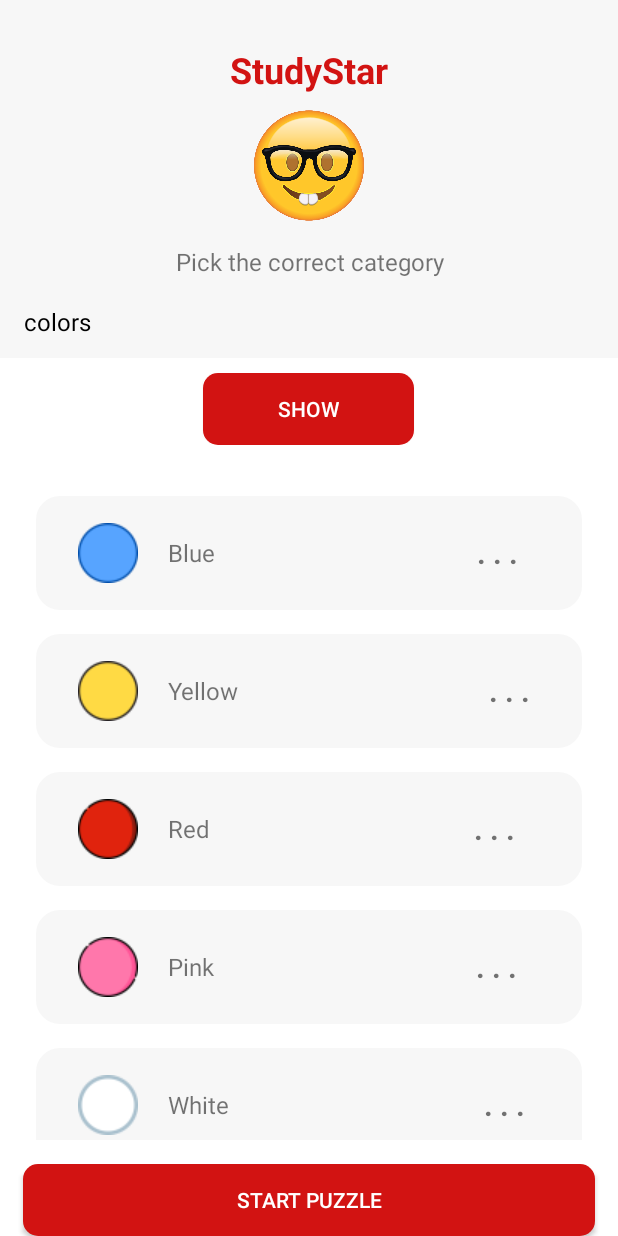
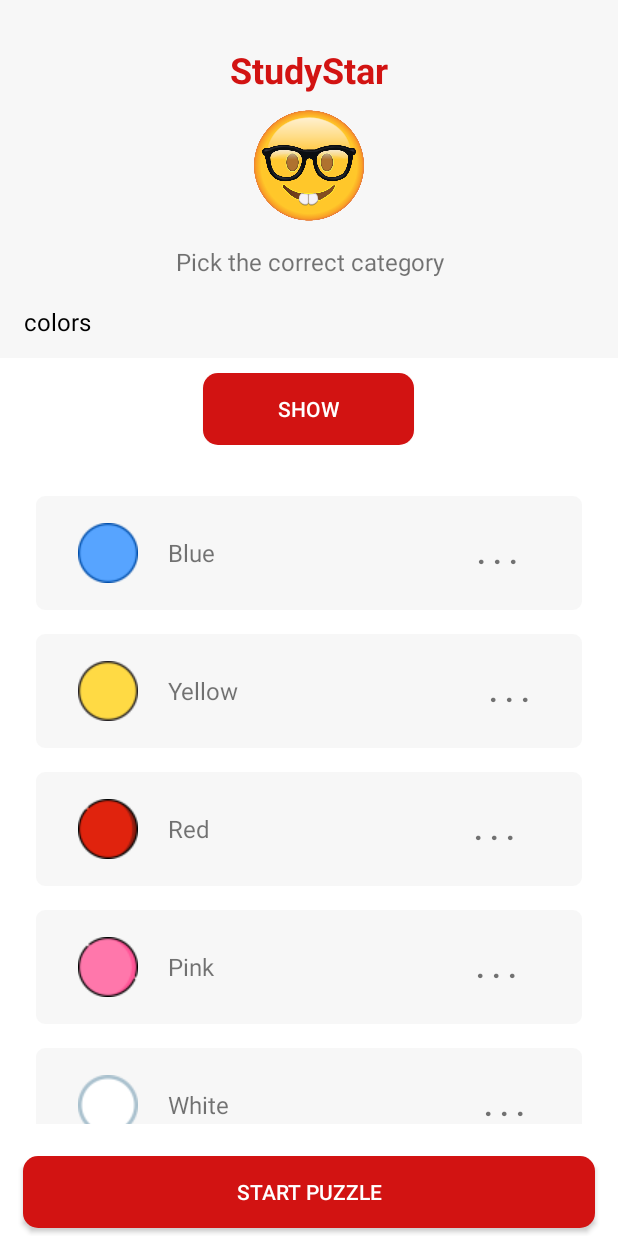
Before and after one commit to HamadaMAssi/StudyStar, an Android app: the screen it shows after launch (MainActivity), on a phone screen of 412 x 824 dp. Run offline under Robolectric (Android 15) with nearby library versions, the phone set to English and light mode, and no system bars.

Commit message:
final code

```diff
--- a/app/src/main/java/edu/birzeit/studystar/MainActivity.java
+++ b/app/src/main/java/edu/birzeit/studystar/MainActivity.java
@@ -27,13 +27,11 @@ public class MainActivity extends AppCompatActivity {
 
     private Spinner categorySpinner;
     private Button showButton;
-
     private Button puzzuleButton;
     private ListView itemListView;
     private ItemAdapter itemAdapter;
-
-    int cat, number, score = 0;
-    String correctResult, incorrectResult1, incorrectResult2;
+    int cat, number, score = 0; // for puzzle
+    String correctResult, incorrectResult1, incorrectResult2; // for puzzle results
 
     @Override
     protected void onCreate(Bundle savedInstanceState) {
@@ -62,7 +60,7 @@ public class MainActivity extends AppCompatActivity {
         List<Item> itemList = items.getItemsByCat(selectedCategory);
         itemAdapter.setItems(itemList);
 
-        showButton = findViewById(R.id.button);
+        showButton = findViewById(R.id.button); // show items (colors or shapes)
         showButton.setOnClickListener(new View.OnClickListener() {
             @Override
             public void onClick(View view) {
@@ -79,25 +77,25 @@ public class MainActivity extends AppCompatActivity {
         LinearLayout puzzle5 = findViewById(R.id.puzzle5);
         LinearLayout puzzle6 = findViewById(R.id.puzzle6);
 
-        puzzuleButton = findViewById(R.id.Button2);
+        puzzuleButton = findViewById(R.id.Button2); // hide some components and show the puzzle components because we must use single activity
         puzzuleButton.setOnClickListener(new View.OnClickListener() {
             @Override
             public void onClick(View v) {
                 // Perform action on click
                 TextView textView = (TextView) findViewById(R.id.textView2);
                 if (categorySpinner.getVisibility() == View.VISIBLE) {
-                    categorySpinner.setVisibility(View.GONE);
+                    categorySpinner.setVisibility(View.GONE); // hide
                     itemListView.setVisibility(View.GONE);
                     showButton.setVisibility(View.GONE);
                     textView.setVisibility(View.GONE);
                     puzzuleButton.setText("back");
-                    puzzle1.setVisibility(View.VISIBLE);
+                    puzzle1.setVisibility(View.VISIBLE); // show
                     puzzle2.setVisibility(View.VISIBLE);
                     puzzle3.setVisibility(View.VISIBLE);
                     puzzle4.setVisibility(View.VISIBLE);
                     puzzle5.setVisibility(View.VISIBLE);
                     puzzle6.setVisibility(View.VISIBLE);
-                    GetRandom(0); // Generate random numbers
+                    GetRandom(0); // Generate random color or shape
                 } else {
                     categorySpinner.setVisibility(View.VISIBLE);
                     itemListView.setVisibility(View.VISIBLE);
@@ -117,7 +115,7 @@ public class MainActivity extends AppCompatActivity {
         num1.setOnClickListener(new View.OnClickListener() {
             @Override
             public void onClick(View view) {
-                GetRandom(1); // generating new random number for num1
+                GetRandom(1); // generating new random item for num1
                 scoreText.setText(String.valueOf(score)); // convert score to String to display it in the TextView
             }
         });
@@ -133,7 +131,7 @@ public class MainActivity extends AppCompatActivity {
                     TOAST_TEXT = "Incorrect !";
                 }
                 Toast.makeText(MainActivity.this, TOAST_TEXT, Toast.LENGTH_SHORT).show();
-                scoreText.setText(String.valueOf(score));
+                scoreText.setText(String.valueOf(score)); // toast notification
                 GetRandom(0);
             }
         });
@@ -178,13 +176,10 @@ public class MainActivity extends AppCompatActivity {
                 scoreText.setText(String.valueOf(score));
             }
         });
-
     }
-
 
     private class ItemAdapter extends BaseAdapter {
         private List<Item> itemList = new ArrayList<>();
-
         public void setItems(List<Item> itemList) {
             this.itemList = itemList;
             notifyDataSetChanged();
@@ -207,18 +202,17 @@ public class MainActivity extends AppCompatActivity {
 
         @Override
         public View getView(int position, View convertView, ViewGroup parent) {
+            // to add item image and name in view then add it to list view with good style
             View view = convertView;
             if (view == null) {
                 LayoutInflater inflater = LayoutInflater.from(MainActivity.this);
                 view = inflater.inflate(R.layout.list_item, parent, false);
             }
-
             Item item = itemList.get(position);
             TextView nameTextView = view.findViewById(R.id.text_view);
             ImageView imageView = view.findViewById(R.id.image_view);
             nameTextView.setText(item.getName());
             imageView.setImageResource(item.getImage());
-
             return view;
         }
     }
--- a/app/src/main/java/edu/birzeit/studystar/Model/DAItem.java
+++ b/app/src/main/java/edu/birzeit/studystar/Model/DAItem.java
@@ -34,7 +34,6 @@ public class DAItem {
     public List<Item> getItemsByCat(String cat)
     {
         List<Item> itemList =new ArrayList<>();
-
         for (Item i:items) {
             if(i.getCategory().equals(cat))
             {
@@ -42,12 +41,10 @@ public class DAItem {
             }
         }
         return itemList;
-
     }
 
     public String[] getcat()
     {
-        String[] cat={"colors","shapes"};
-        return  cat;
+        return new String[]{"colors","shapes"};
     }
 }
--- a/app/src/main/java/edu/birzeit/studystar/Model/Item.java
+++ b/app/src/main/java/edu/birzeit/studystar/Model/Item.java
@@ -4,7 +4,6 @@ public class Item {
 
     private  int id;
     private String name;
-
     private int image;
     private  String category;
 
@@ -14,6 +13,7 @@ public class Item {
         this.image = image;
         this.category = category;
     }
+
     public int getId() {
         return id;
     }
--- a/app/src/main/res/drawable/list_item_bg.xml
+++ b/app/src/main/res/drawable/list_item_bg.xml
@@ -1,7 +1,8 @@
 <shape xmlns:android="http://schemas.android.com/apk/res/android"
     android:shape="rectangle">
     <solid android:color="@color/color6" />
-    <corners android:radius="20dp" />
+<!--    <corners android:radius="20dp" />-->
+    <corners android:radius="10dp" />
     <stroke
         android:width="8dp"
         android:color="@color/white" />
--- a/app/src/main/res/layout/activity_main.xml
+++ b/app/src/main/res/layout/activity_main.xml
@@ -16,7 +16,7 @@
         android:gravity="center_horizontal"
         android:paddingTop="30dp"
         android:paddingBottom="10dp"
-        android:text="StudyStar"
+        android:text="@string/app_name"
         android:textColor="@color/color2"
         android:textSize="24sp"
         android:textStyle="bold" />
@@ -27,7 +27,8 @@
         android:layout_height="75dp"
         android:background="@color/color6"
         app:srcCompat="@drawable/r"
-        tools:srcCompat="@drawable/r" />
+        tools:srcCompat="@drawable/r"
+        android:contentDescription="@string/content_Description" />
 
     <TextView
         android:id="@+id/textView2"
@@ -37,18 +38,9 @@
         android:gravity="center_horizontal"
         android:paddingTop="15dp"
         android:paddingBottom="5dp"
-        android:text="Pick the correct category"
+        android:text="@string/message"
         android:textSize="16sp" />
 
-<!--    <Spinner-->
-<!--        android:id="@+id/spinner"-->
-<!--        android:layout_width="match_parent"-->
-<!--        android:layout_height="48dp"-->
-<!--        android:background="@color/color6"-->
-<!--        android:padding="1dp"-->
-<!--        android:textAlignment="center"-->
-<!--        android:gravity="center"-->
-<!--        android:contentDescription="Select" />-->
     <Spinner
         android:id="@+id/spinner"
         android:layout_width="match_parent"
@@ -57,7 +49,7 @@
         android:padding="8dp"
         android:textAlignment="center"
         android:gravity="center"
-        android:contentDescription="select"/>
+        android:contentDescription="@string/select"/>
 
 
 
@@ -76,7 +68,7 @@
             android:layout_height="wrap_content"
             android:background="@drawable/btn_style"
             android:paddingHorizontal="50dp"
-            android:text="show"
+            android:text="@string/show_btn"
             android:textColor="@color/white" />
     </LinearLayout>
 
@@ -96,12 +88,13 @@
         android:id="@+id/puzzle1"
         android:layout_width="match_parent"
         android:layout_height="wrap_content"
-        android:paddingLeft="40dp"
+        android:paddingStart="40dp"
         android:paddingTop="40dp"
         android:paddingBottom="20dp"
-        android:text="For the upcoming question, you'll be presented with an image of either a shape or a color, and you need to select the right answer."
+        android:text="@string/message_puzzle"
         android:textSize="16sp"
-        android:visibility="gone" />
+        android:visibility="gone"
+        tools:ignore="RtlSymmetry" />
 
     <LinearLayout
         android:id="@+id/puzzle2"
@@ -113,10 +106,11 @@
 
         <ImageView
             android:id="@+id/imageView2"
-            android:layout_width="100px"
-            android:layout_height="100px"
+            android:layout_width="0dp"
+            android:layout_height="100dp"
             android:layout_weight="1"
-            tools:ignore="DuplicateIds" />
+            tools:ignore="DuplicateIds"
+            android:contentDescription="@string/content_Description" />
     </LinearLayout>
 
     <TextView
@@ -126,7 +120,7 @@
         android:gravity="center_horizontal"
         android:paddingTop="20dp"
         android:paddingBottom="10dp"
-        android:text="Pick the correct option"
+        android:text="@string/message_option"
         android:textSize="20sp"
         android:visibility="gone"
         tools:ignore="DuplicateIds" />
@@ -144,31 +138,34 @@
             android:id="@+id/result1"
             android:layout_width="wrap_content"
             android:layout_height="wrap_content"
-            android:layout_marginHorizontal="10dp"
+            android:layout_marginHorizontal="5dp"
             android:layout_weight="1"
             android:background="@drawable/btn_style"
-            android:text="Button"
-            android:textColor="@color/white"/>
+            android:text="@string/initial_txt"
+            android:textColor="@color/white"
+            style="?android:attr/buttonBarButtonStyle" />
 
         <Button
             android:id="@+id/result2"
             android:layout_width="wrap_content"
             android:layout_height="wrap_content"
-            android:layout_marginHorizontal="10dp"
+            android:layout_marginHorizontal="5dp"
             android:layout_weight="1"
             android:background="@drawable/btn_style"
-            android:text="Button"
-            android:textColor="@color/white"/>
+            android:text="@string/initial_txt"
+            android:textColor="@color/white"
+            style="?android:attr/buttonBarButtonStyle" />
 
         <Button
             android:id="@+id/result3"
             android:layout_width="wrap_content"
             android:layout_height="wrap_content"
-            android:layout_marginHorizontal="10dp"
+            android:layout_marginHorizontal="5dp"
             android:layout_weight="1"
             android:background="@drawable/btn_style"
-            android:text="Button"
-            android:textColor="@color/white"/>
+            android:text="@string/initial_txt"
+            android:textColor="@color/white"
+            style="?android:attr/buttonBarButtonStyle" />
     </LinearLayout>
 
     <LinearLayout
@@ -185,9 +182,9 @@
             android:id="@+id/textView3"
             android:layout_width="wrap_content"
             android:layout_height="wrap_content"
-            android:paddingTop="20px"
-            android:paddingBottom="20px"
-            android:text="Your Score : "
+            android:paddingTop="20dp"
+            android:paddingBottom="20dp"
+            android:text="@string/score_txt"
             android:textSize="20sp"
             android:textStyle="bold" />
 
@@ -195,8 +192,8 @@
             android:id="@+id/score"
             android:layout_width="wrap_content"
             android:layout_height="wrap_content"
-            android:padding="20px"
-            android:text="0"
+            android:padding="20dp"
+            android:text="@string/start_score"
             android:textSize="20sp"
             android:textStyle="bold" />
     </LinearLayout>
@@ -212,12 +209,12 @@
 
         <Button
             android:id="@+id/restart"
-            android:layout_width="wrap_content"
+            android:layout_width="0dp"
             android:layout_height="wrap_content"
             android:layout_marginHorizontal="15dp"
             android:layout_weight="1"
             android:background="@drawable/btn_style"
-            android:text="restart"
+            android:text="@string/restart_btn"
             android:textColor="@color/white"/>
     </LinearLayout>
 
@@ -225,9 +222,10 @@
         android:id="@+id/Button2"
         android:layout_width="match_parent"
         android:layout_height="wrap_content"
+        android:layout_marginHorizontal="15dp"
+        android:layout_marginVertical="5dp"
         android:background="@drawable/btn_style"
-        android:layout_marginHorizontal="15dp"
-        android:text="Start puzzle"
+        android:text="@string/puzzle_btn"
         android:textColor="@color/white" />
 
 </LinearLayout>
--- a/app/src/main/res/layout/list_item.xml
+++ b/app/src/main/res/layout/list_item.xml
@@ -14,7 +14,8 @@
         android:layout_height="wrap_content"
         android:layout_marginVertical="10dp"
         android:layout_marginStart="20dp"
-        android:layout_marginEnd="20dp" />
+        android:layout_marginEnd="20dp"
+        android:contentDescription="@string/content_Description" />
 
     <TextView
         android:id="@+id/text_view"
@@ -30,7 +31,7 @@
         android:layout_height="wrap_content"
         android:layout_marginStart="140dp"
         android:layout_weight="1"
-        android:text=". . ."
+        android:text="@string/icon"
         android:textSize="20sp"
         android:textStyle="bold" />
 
--- a/app/src/main/res/values/strings.xml
+++ b/app/src/main/res/values/strings.xml
@@ -1,3 +1,16 @@
 <resources>
     <string name="app_name">StudyStar</string>
+    <string name="message">Pick the correct category</string>
+    <string name="show_btn">show</string>
+    <string name="message_puzzle">For the upcoming question, you will be presented with an image of either a shape or a color, and you need to select the right answer.</string>
+    <string name="message_option">Pick the correct option</string>
+    <string name="initial_txt">Button</string>
+    <string name="score_txt">Your Score : </string>
+    <string name="restart_btn">restart</string>
+    <string name="puzzle_btn">Start puzzle</string>
+    <string name="select">select</string>
+    <string name="start_score">0</string>
+    <string name="content_Description">TODO</string>
+    <string name="icon">. . .</string>
+
 </resources>
```
